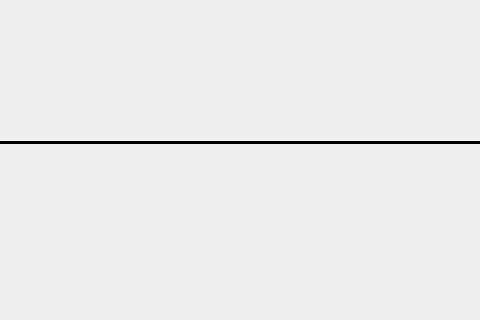
Above: Weather/weather.ui from ShihoVN/HiveChime before the change; both pictures show x 191 to 671 and y 304 to 624 of the 964 by 624 pixel window. Below: the same form after it.
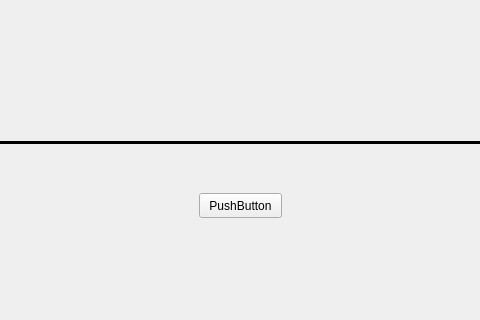
That is the form after the change.

```diff
--- a/Weather/weather.ui
+++ b/Weather/weather.ui
@@ -46,6 +46,19 @@
      <string/>
     </property>
    </widget>
+   <widget class="QPushButton" name="pushButton">
+    <property name="geometry">
+     <rect>
+      <x>390</x>
+      <y>480</y>
+      <width>83</width>
+      <height>25</height>
+     </rect>
+    </property>
+    <property name="text">
+     <string>PushButton</string>
+    </property>
+   </widget>
   </widget>
   <widget class="QMenuBar" name="menuBar">
    <property name="geometry">
```
